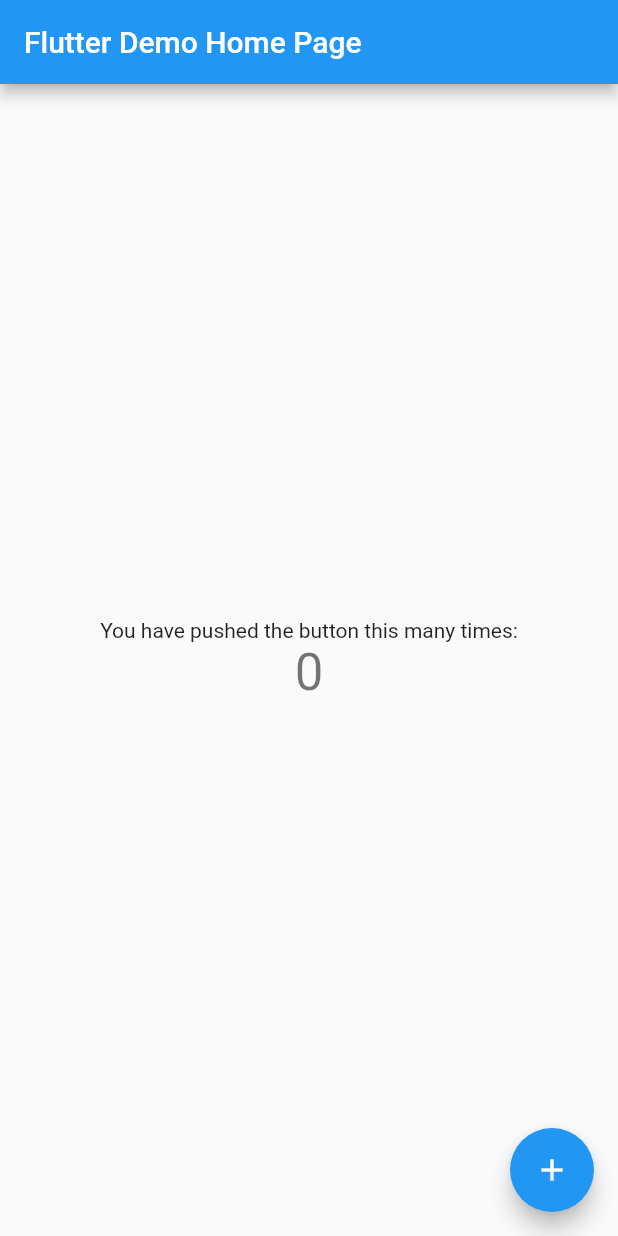
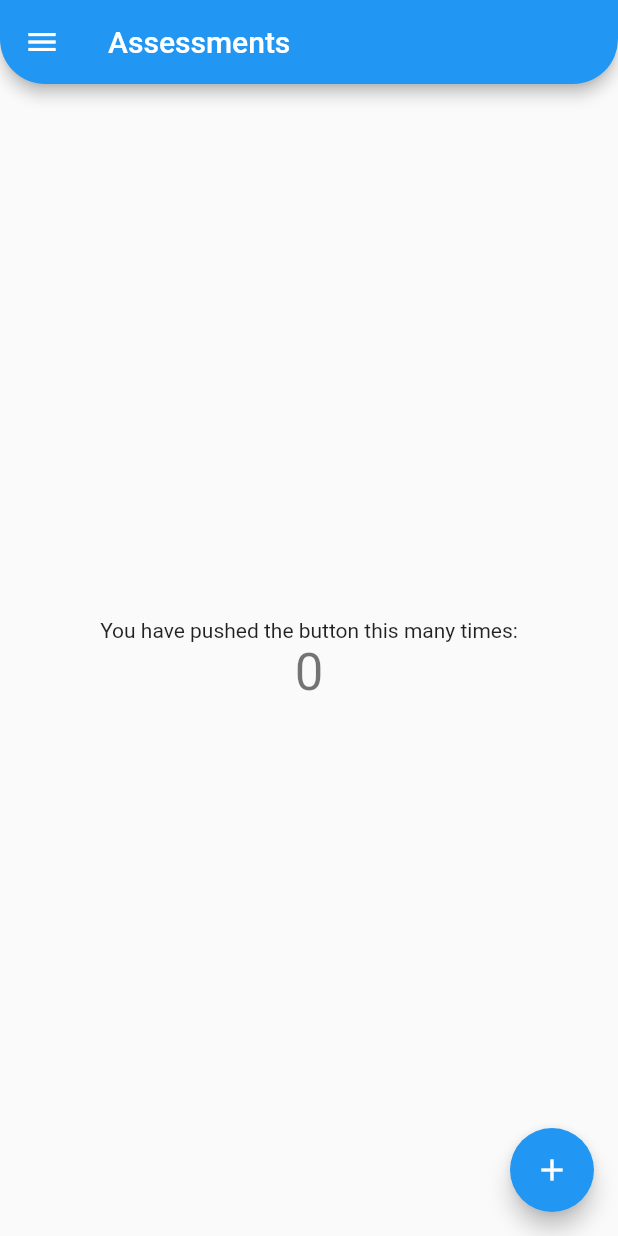
Before and after one commit to AaronSoria/FGAP, a Flutter app: the screen it shows after launch, on a phone screen of 412 x 824 dp. Run offline on Flutter 3.47's test engine with Material 2 defaults, Android fonts, the phone set to English and light mode, and no system bars.

Commit message:
appbar listo

```diff
--- /dev/null
+++ b/lib/custom_components/CustomAppBar.dart
@@ -0,0 +1,15 @@
+import 'package:flutter/material.dart';
+
+class CustomAppBar extends AppBar{
+  CustomAppBar({Key key, Widget title, bool isBack, Function() onLeadingPressed }):
+  super(key:key, title: title,
+  leading: new IconButton(
+    icon: (!isBack) ? new Icon(Icons.menu) : new Icon(Icons.arrow_back),
+    onPressed: () => onLeadingPressed(),
+  ),
+  shape: RoundedRectangleBorder(
+    borderRadius: BorderRadius.vertical(
+      bottom: Radius.circular(30)
+    )
+  ));
+}
--- a/lib/main.dart
+++ b/lib/main.dart
@@ -1,4 +1,5 @@
 import 'package:flutter/material.dart';
+import 'custom_components/CustomAppBar.dart';
 
 void main() => runApp(MyApp());
 
@@ -28,15 +29,6 @@ class MyApp extends StatelessWidget {
 class MyHomePage extends StatefulWidget {
   MyHomePage({Key key, this.title}) : super(key: key);
 
-  // This widget is the home page of your application. It is stateful, meaning
-  // that it has a State object (defined below) that contains fields that affect
-  // how it looks.
-
-  // This class is the configuration for the state. It holds the values (in this
-  // case the title) provided by the parent (in this case the App widget) and
-  // used by the build method of the State. Fields in a Widget subclass are
-  // always marked "final".
-
   final String title;
 
   @override
@@ -57,38 +49,21 @@ class _MyHomePageState extends State<MyHomePage> {
     });
   }
 
+  openNavigationDrawer(){
+    print('it Works!!!');
+  }
+
   @override
   Widget build(BuildContext context) {
-    // This method is rerun every time setState is called, for instance as done
-    // by the _incrementCounter method above.
-    //
-    // The Flutter framework has been optimized to make rerunning build methods
-    // fast, so that you can just rebuild anything that needs updating rather
-    // than having to individually change instances of widgets.
+
     return Scaffold(
-      appBar: AppBar(
-        // Here we take the value from the MyHomePage object that was created by
-        // the App.build method, and use it to set our appbar title.
-        title: Text(widget.title),
+      appBar: CustomAppBar(
+        onLeadingPressed: openNavigationDrawer,
+        isBack: false,
+        title: Text('Assessments'),
       ),
       body: Center(
-        // Center is a layout widget. It takes a single child and positions it
-        // in the middle of the parent.
         child: Column(
-          // Column is also a layout widget. It takes a list of children and
-          // arranges them vertically. By default, it sizes itself to fit its
-          // children horizontally, and tries to be as tall as its parent.
-          //
-          // Invoke "debug painting" (press "p" in the console, choose the
-          // "Toggle Debug Paint" action from the Flutter Inspector in Android
-          // Studio, or the "Toggle Debug Paint" command in Visual Studio Code)
-          // to see the wireframe for each widget.
-          //
-          // Column has various properties to control how it sizes itself and
-          // how it positions its children. Here we use mainAxisAlignment to
-          // center the children vertically; the main axis here is the vertical
-          // axis because Columns are vertical (the cross axis would be
-          // horizontal).
           mainAxisAlignment: MainAxisAlignment.center,
           children: <Widget>[
             Text(
```
